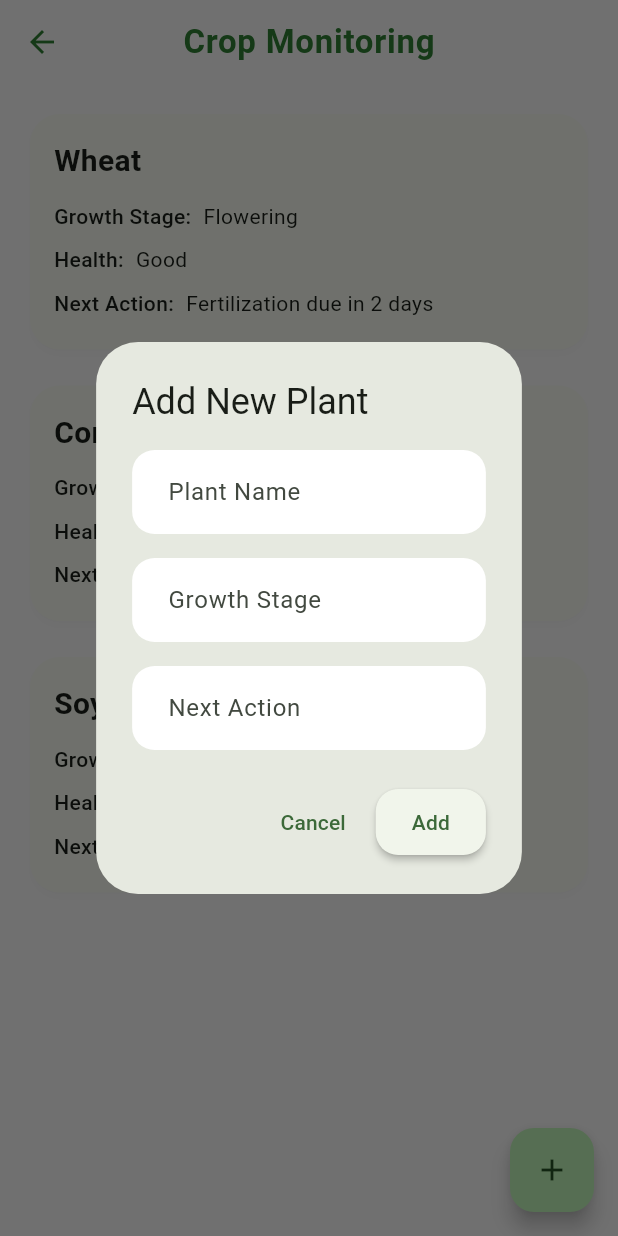
After one commit to RihabDev/Torba, a Flutter app: the CropMonitoringScreen screen opened by its route, after a tap on the "add" icon, on a phone screen of 412 x 824 dp. The commit adds this screen. Run offline on Flutter 3.47's test engine with Material 3 defaults, Android fonts, the phone set to English and light mode, and no system bars; our stand-ins replace image_picker.

Commit message:
enhanced-crop-monitoring

```diff
--- /dev/null
+++ b/lib/models/plant.dart
@@ -0,0 +1,19 @@
+class Plant {
+  final String id;
+  final String name;
+  final String growthStage;
+  String health;
+  String nextAction;
+  final List<String> images;
+  final DateTime lastUpdated;
+
+  Plant({
+    required this.id,
+    required this.name,
+    required this.growthStage,
+    required this.health,
+    required this.nextAction,
+    required this.images,
+    required this.lastUpdated,
+  });
+}
--- a/lib/screens/crop_monitoring.dart
+++ b/lib/screens/crop_monitoring.dart
@@ -1,6 +1,10 @@
+import 'package:agri/widgets/add_plant_dialog.dart';
 import 'package:flutter/material.dart';
 import 'package:image_picker/image_picker.dart';
 import '../widgets/crop_status_card.dart';
+import '../models/plant.dart'; // Ensure this path is correct and the Plant class is defined in this file
+import 'plant_detail_screen.dart';
+import 'dart:math';
 
 class CropMonitoringScreen extends StatefulWidget {
   const CropMonitoringScreen({super.key});
@@ -10,35 +14,67 @@ class CropMonitoringScreen extends StatefulWidget {
 }
 
 class _CropMonitoringScreenState extends State<CropMonitoringScreen> {
-  final ImagePicker _picker = ImagePicker();
+  final List<Plant> plants = [
+    Plant(
+      id: '1',
+      name: 'Wheat',
+      growthStage: 'Flowering',
+      health: 'Good',
+      nextAction: 'Fertilization due in 2 days',
+      images: [],
+      lastUpdated: DateTime.now(),
+    ),
+    Plant(
+      id: '2',
+      name: 'Corn',
+      growthStage: 'Vegetative',
+      health: 'Excellent',
+      nextAction: 'Irrigation scheduled tomorrow',
+      images: [],
+      lastUpdated: DateTime.now(),
+    ),
+    Plant(
+      id: '3',
+      name: 'Soybeans',
+      growthStage: 'Seedling',
+      health: 'Fair',
+      nextAction: 'Pest control needed',
+      images: [],
+      lastUpdated: DateTime.now(),
+    ),
+  ];
 
-  Future<void> _takePicture() async {
-    try {
-      final XFile? photo = await _picker.pickImage(
-        source: ImageSource.camera,
-        preferredCameraDevice: CameraDevice.rear,
+  void _addNewPlant() {
+    showDialog(
+      context: context,
+      builder: (context) => AddPlantDialog(
+        onAdd: (String name, String growthStage, String nextAction) {
+          setState(() {
+            plants.add(
+              Plant(
+                id: DateTime.now().millisecondsSinceEpoch.toString(),
+                name: name,
+                growthStage: growthStage,
+                health: 'Good',
+                nextAction: nextAction,
+                images: [],
+                lastUpdated: DateTime.now(),
+              ),
             );
-
-      if (photo != null) {
-        if (mounted) {
-          ScaffoldMessenger.of(context).showSnackBar(
-            const SnackBar(
-              content: Text('Photo captured successfully!'),
-              backgroundColor: Colors.green,
+          });
+          Navigator.pop(context);
+        },
       ),
     );
   }
-      }
-    } catch (e) {
-      if (mounted) {
-        ScaffoldMessenger.of(context).showSnackBar(
-          SnackBar(
-            content: Text('Error accessing camera: $e'),
-            backgroundColor: Colors.red,
+
+  void _openPlantDetails(Plant plant) {
+    Navigator.push(
+      context,
+      MaterialPageRoute(
+        builder: (context) => PlantDetailScreen(plant: plant),
       ),
     );
-      }
-    }
   }
 
   @override
@@ -47,35 +83,28 @@ class _CropMonitoringScreenState extends State<CropMonitoringScreen> {
       appBar: AppBar(
         title: const Text('Crop Monitoring'),
       ),
-      body: ListView(
+      body: ListView.builder(
         padding: const EdgeInsets.all(16.0),
-        children: const [
-          CropStatusCard(
-            cropName: 'Wheat',
-            growthStage: 'Flowering',
-            health: 'Good',
-            nextAction: 'Fertilization due in 2 days',
+        itemCount: plants.length,
+        itemBuilder: (context, index) {
+          return Padding(
+            padding: const EdgeInsets.only(bottom: 16.0),
+            child: GestureDetector(
+              onTap: () => _openPlantDetails(plants[index]),
+              child: CropStatusCard(
+                cropName: plants[index].name,
+                growthStage: plants[index].growthStage,
+                health: plants[index].health,
+                nextAction: plants[index].nextAction,
               ),
-          SizedBox(height: 16),
-          CropStatusCard(
-            cropName: 'Corn',
-            growthStage: 'Vegetative',
-            health: 'Excellent',
-            nextAction: 'Irrigation scheduled tomorrow',
             ),
-          SizedBox(height: 16),
-          CropStatusCard(
-            cropName: 'Soybeans',
-            growthStage: 'Seedling',
-            health: 'Fair',
-            nextAction: 'Pest control needed',
-          ),
-        ],
+          );
+        },
       ),
       floatingActionButton: FloatingActionButton(
-        onPressed: _takePicture,
-        tooltip: 'Take Picture',
-        child: const Icon(Icons.camera_alt),
+        onPressed: _addNewPlant,
+        tooltip: 'Add Plant',
+        child: const Icon(Icons.add),
       ),
     );
   }
--- /dev/null
+++ b/lib/widgets/add_plant_dialog.dart
@@ -0,0 +1,102 @@
+import 'package:flutter/material.dart';
+
+class AddPlantDialog extends StatefulWidget {
+  final Function(String name, String growthStage, String nextAction) onAdd;
+
+  const AddPlantDialog({
+    super.key,
+    required this.onAdd,
+  });
+
+  @override
+  State<AddPlantDialog> createState() => _AddPlantDialogState();
+}
+
+class _AddPlantDialogState extends State<AddPlantDialog> {
+  final _formKey = GlobalKey<FormState>();
+  final _nameController = TextEditingController();
+  final _growthStageController = TextEditingController();
+  final _nextActionController = TextEditingController();
+
+  @override
+  void dispose() {
+    _nameController.dispose();
+    _growthStageController.dispose();
+    _nextActionController.dispose();
+    super.dispose();
+  }
+
+  @override
+  Widget build(BuildContext context) {
+    return AlertDialog(
+      title: const Text('Add New Plant'),
+      content: Form(
+        key: _formKey,
+        child: Column(
+          mainAxisSize: MainAxisSize.min,
+          children: [
+            TextFormField(
+              controller: _nameController,
+              decoration: const InputDecoration(
+                labelText: 'Plant Name',
+                hintText: 'Enter plant name',
+              ),
+              validator: (value) {
+                if (value == null || value.isEmpty) {
+                  return 'Please enter a plant name';
+                }
+                return null;
+              },
+            ),
+            const SizedBox(height: 16),
+            TextFormField(
+              controller: _growthStageController,
+              decoration: const InputDecoration(
+                labelText: 'Growth Stage',
+                hintText: 'Enter growth stage',
+              ),
+              validator: (value) {
+                if (value == null || value.isEmpty) {
+                  return 'Please enter a growth stage';
+                }
+                return null;
+              },
+            ),
+            const SizedBox(height: 16),
+            TextFormField(
+              controller: _nextActionController,
+              decoration: const InputDecoration(
+                labelText: 'Next Action',
+                hintText: 'Enter next action needed',
+              ),
+              validator: (value) {
+                if (value == null || value.isEmpty) {
+                  return 'Please enter the next action';
+                }
+                return null;
+              },
+            ),
+          ],
+        ),
+      ),
+      actions: [
+        TextButton(
+          onPressed: () => Navigator.pop(context),
+          child: const Text('Cancel'),
+        ),
+        ElevatedButton(
+          onPressed: () {
+            if (_formKey.currentState!.validate()) {
+              widget.onAdd(
+                _nameController.text,
+                _growthStageController.text,
+                _nextActionController.text,
+              );
+            }
+          },
+          child: const Text('Add'),
+        ),
+      ],
+    );
+  }
+}
```
Also changed, not shown: lib/screens/plant_detail_screen.dart (added, +150 -0 lines). Lines whose indentation alone changed are shown as unchanged.
